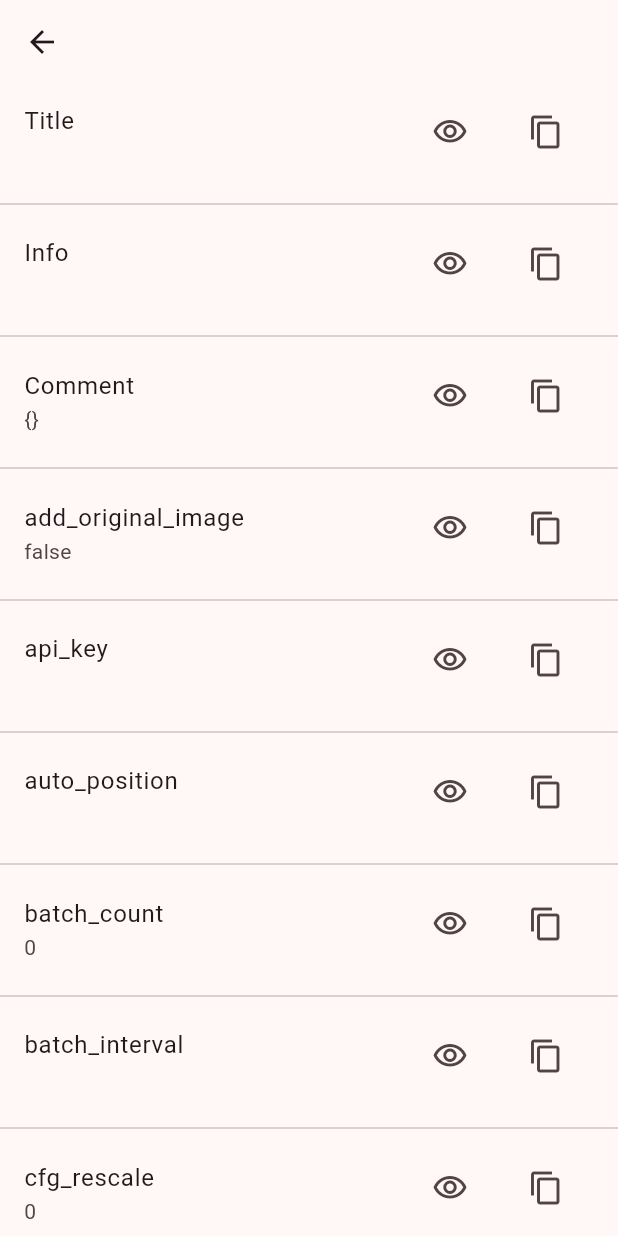
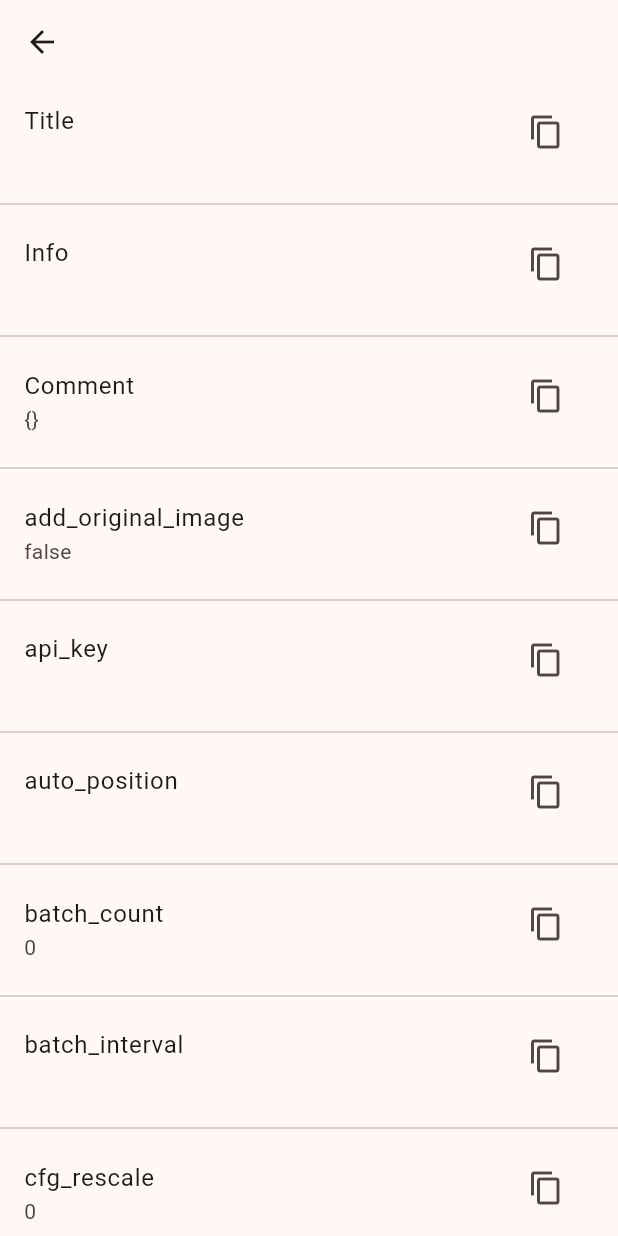
Before and after one commit to Exception0x0194/NAI-Generator-Flutter, a Flutter app: the InfoDetailPage screen opened directly with empty values, on a phone screen of 412 x 824 dp. Run offline on Flutter 3.47's test engine with Material 3 defaults, Android fonts, the phone set to English and light mode, and no system bars; our stand-ins replace adaptive_theme, device_info_plus, easy_localization, file_picker, flutter_markdown, get_it and 6 more; missing offline and left inert: encrypt, flutter_command, gzip, image_size_getter, saver_gallery, super_clipboard and 2 more; accounts and stored records are empty.

Commit message:
重新添加了VibeTransfer相关功能；对于diffusion-4模型不再显示SMEA相关选项；调整了选择文本的功能

```diff
--- a/lib/data/models/param_config.dart
+++ b/lib/data/models/param_config.dart
@@ -164,6 +164,7 @@ class ParamConfig {
       "deliberate_euler_ancestral_bug": deliberateEulerAncestralBug,
       "prefer_brownian": preferBrownian
     };
+    payload['legacy_v3_extend'] = false;
     payload.removeWhere((k, v) => v == null);
     if (model.contains('diffusion-4')) {
       payload.remove('sm');
--- a/lib/ui/generation_page/widgets/info_card.dart
+++ b/lib/ui/generation_page/widgets/info_card.dart
@@ -151,29 +151,15 @@ class InfoDetailPage extends StatelessWidget {
       ListTile(
         titleAlignment: ListTileTitleAlignment.top,
         title: Text(title),
-          subtitle: Text(content),
-          trailing: Row(
-            mainAxisSize: MainAxisSize.min,
-            children: [
-              IconButton(
-                  onPressed: () {
-                    Navigator.of(context).push(MaterialPageRoute(
-                        builder: (context) =>
-                            getSelectableTextPage(title, content)));
-                  },
-                  icon: Icon(
-                    Icons.visibility_outlined,
-                  )),
-              SizedBox(width: 16.0),
-              IconButton(
+        subtitle: SelectableText(content),
+        trailing: IconButton(
             onPressed: () {
               Navigator.of(context).pop();
               _copyContent(content, context);
             },
             tooltip: tr('copy_to_clipboard'),
             icon: Icon(Icons.copy)),
-            ],
-          )),
+      ),
       Divider(),
     ]);
   }
--- a/lib/ui/parameters_config/widgets/parameters_conifg_view.dart
+++ b/lib/ui/parameters_config/widgets/parameters_conifg_view.dart
@@ -72,12 +72,14 @@ class ParametersConfigView extends StatelessWidget {
                   onSelectComplete: (value) =>
                       viewmodel.setNoiseScheduler(value)),
               // SMEA
+              if (!viewmodel.config.model.contains('diffusion-4'))
                 _buildSwitchTile(
                   context.tr('sm'),
                   viewmodel.config.sm,
                   (newValue) => viewmodel.setSm(newValue),
                   const Icon(Icons.keyboard_double_arrow_right),
                 ),
+              if (!viewmodel.config.model.contains('diffusion-4'))
                 _buildSwitchTile(
                   context.tr('sm_dyn'),
                   viewmodel.config.smDyn,
```
Also changed, not shown: lib/data/use_cases/generate_payload_use_case.dart (+15 -1 lines). Lines whose indentation alone changed are shown as unchanged.
